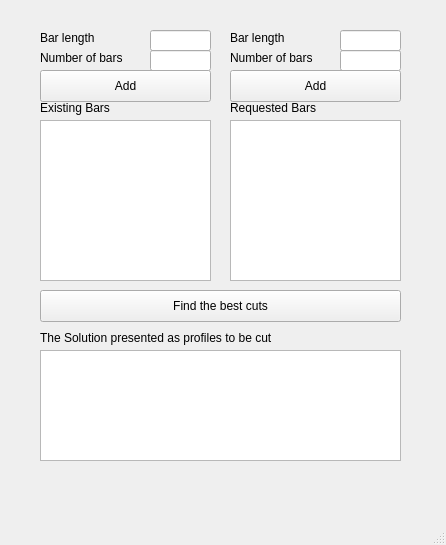
Before: the Qt Designer form mainwindow.ui in Zaguia/BinaryOptimizationQt, drawn with Qt 5.
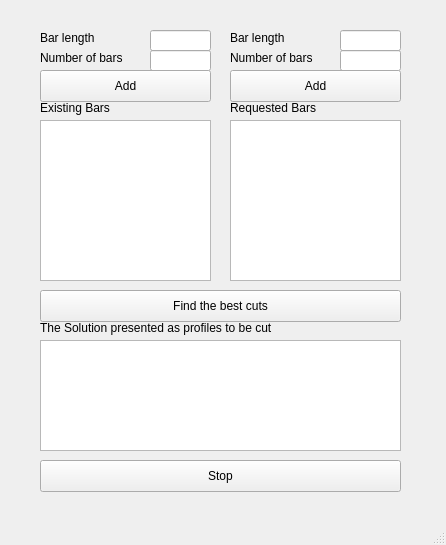
After: the same form once the commit is applied.

The edit to the form file:
```diff
--- a/mainwindow.ui
+++ b/mainwindow.ui
@@ -61,7 +61,7 @@
     <property name="geometry">
      <rect>
       <x>40</x>
-      <y>350</y>
+      <y>340</y>
       <width>361</width>
       <height>111</height>
      </rect>
@@ -123,7 +123,7 @@
     <property name="geometry">
      <rect>
       <x>40</x>
-      <y>330</y>
+      <y>320</y>
       <width>341</width>
       <height>16</height>
      </rect>
@@ -214,6 +214,19 @@
      <string>Requested Bars</string>
     </property>
    </widget>
+   <widget class="QPushButton" name="stop">
+    <property name="geometry">
+     <rect>
+      <x>40</x>
+      <y>460</y>
+      <width>361</width>
+      <height>32</height>
+     </rect>
+    </property>
+    <property name="text">
+     <string>Stop</string>
+    </property>
+   </widget>
   </widget>
   <widget class="QMenuBar" name="menubar">
    <property name="geometry">
```
